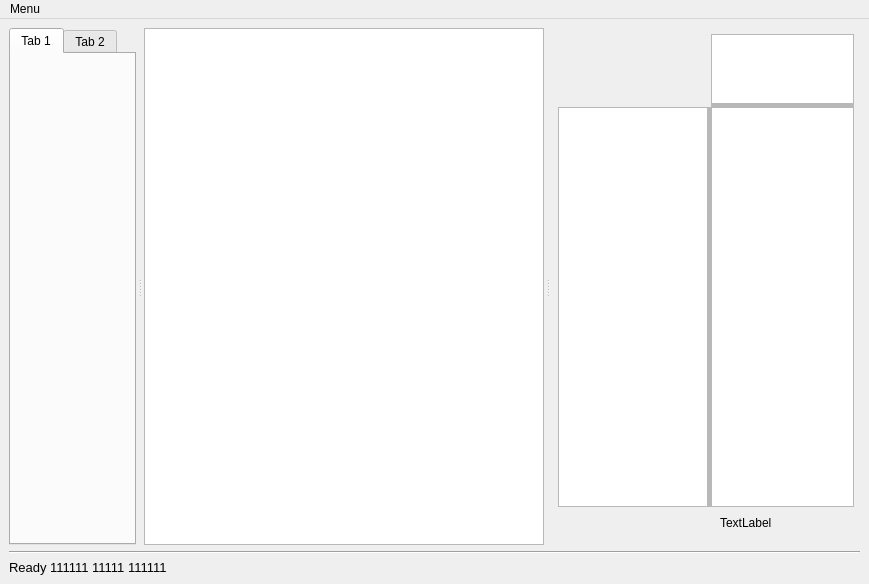
nikich340/W3YmlSceneEditor, file mainwindow.ui: the form before one commit.
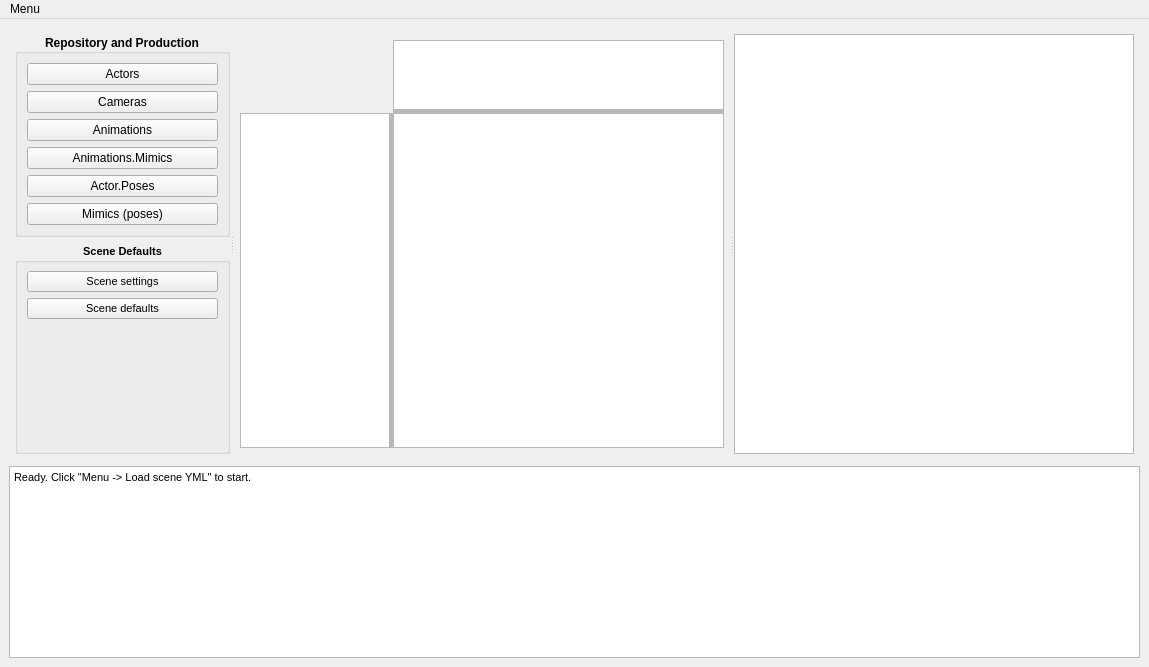
The form after the commit. Custom widgets are drawn as their Qt base class.

What changed in the file:
```diff
--- a/mainwindow.ui
+++ b/mainwindow.ui
@@ -9,8 +9,8 @@
    <rect>
     <x>0</x>
     <y>0</y>
-    <width>869</width>
-    <height>584</height>
+    <width>1149</width>
+    <height>667</height>
    </rect>
   </property>
   <property name="sizePolicy">
@@ -43,74 +43,196 @@
       </property>
       <layout class="QHBoxLayout" name="horizontalLayout">
        <property name="spacing">
-        <number>0</number>
-       </property>
-       <property name="sizeConstraint">
-        <enum>QLayout::SetDefaultConstraint</enum>
+        <number>6</number>
        </property>
        <property name="leftMargin">
-        <number>0</number>
+        <number>6</number>
        </property>
        <property name="topMargin">
-        <number>0</number>
+        <number>6</number>
        </property>
        <property name="rightMargin">
-        <number>0</number>
+        <number>6</number>
        </property>
        <property name="bottomMargin">
-        <number>0</number>
+        <number>6</number>
        </property>
        <item>
         <widget class="QSplitter" name="splitter">
-         <property name="sizePolicy">
-          <sizepolicy hsizetype="Expanding" vsizetype="MinimumExpanding">
-           <horstretch>0</horstretch>
-           <verstretch>0</verstretch>
-          </sizepolicy>
-         </property>
          <property name="orientation">
           <enum>Qt::Horizontal</enum>
          </property>
-         <property name="opaqueResize">
-          <bool>true</bool>
-         </property>
-         <property name="handleWidth">
-          <number>8</number>
-         </property>
-         <property name="childrenCollapsible">
-          <bool>false</bool>
-         </property>
-         <widget class="QTabWidget" name="sceneTab">
-          <property name="sizePolicy">
-           <sizepolicy hsizetype="Preferred" vsizetype="MinimumExpanding">
-            <horstretch>0</horstretch>
-            <verstretch>0</verstretch>
-           </sizepolicy>
-          </property>
-          <widget class="QWidget" name="tab">
-           <attribute name="title">
-            <string>Tab 1</string>
-           </attribute>
-          </widget>
-          <widget class="QWidget" name="tab_2">
-           <attribute name="title">
-            <string>Tab 2</string>
-           </attribute>
-          </widget>
-         </widget>
-         <widget class="SectionsGraphicsView" name="gView">
-          <property name="sizePolicy">
-           <sizepolicy hsizetype="Preferred" vsizetype="MinimumExpanding">
-            <horstretch>0</horstretch>
-            <verstretch>0</verstretch>
-           </sizepolicy>
-          </property>
-          <property name="minimumSize">
-           <size>
-            <width>400</width>
-            <height>0</height>
-           </size>
-          </property>
+         <widget class="QWidget" name="widget_3" native="true">
+          <layout class="QVBoxLayout" name="verticalLayout_3">
+           <item>
+            <widget class="QGroupBox" name="groupBox">
+             <property name="sizePolicy">
+              <sizepolicy hsizetype="Preferred" vsizetype="Preferred">
+               <horstretch>0</horstretch>
+               <verstretch>0</verstretch>
+              </sizepolicy>
+             </property>
+             <property name="font">
+              <font>
+               <weight>75</weight>
+               <bold>true</bold>
+              </font>
+             </property>
+             <property name="title">
+              <string>Repository and Production</string>
+             </property>
+             <property name="alignment">
+              <set>Qt::AlignCenter</set>
+             </property>
+             <layout class="QVBoxLayout" name="verticalLayout_4">
+              <item>
+               <widget class="QPushButton" name="repoActorsButton">
+                <property name="font">
+                 <font>
+                  <weight>50</weight>
+                  <bold>false</bold>
+                 </font>
+                </property>
+                <property name="text">
+                 <string>Actors</string>
+                </property>
+               </widget>
+              </item>
+              <item>
+               <widget class="QPushButton" name="repoCamerasButton">
+                <property name="font">
+                 <font>
+                  <weight>50</weight>
+                  <bold>false</bold>
+                 </font>
+                </property>
+                <property name="text">
+                 <string>Cameras</string>
+                </property>
+               </widget>
+              </item>
+              <item>
+               <widget class="QPushButton" name="repoAnimationsButton">
+                <property name="font">
+                 <font>
+                  <weight>50</weight>
+                  <bold>false</bold>
+                 </font>
+                </property>
+                <property name="text">
+                 <string>Animations</string>
+                </property>
+               </widget>
+              </item>
+              <item>
+               <widget class="QPushButton" name="repoAnimationsMimicsButton">
+                <property name="font">
+                 <font>
+                  <weight>50</weight>
+                  <bold>false</bold>
+                 </font>
+                </property>
+                <property name="text">
+                 <string>Animations.Mimics</string>
+                </property>
+               </widget>
+              </item>
+              <item>
+               <widget class="QPushButton" name="repoPosesButton">
+                <property name="font">
+                 <font>
+                  <weight>50</weight>
+                  <bold>false</bold>
+                 </font>
+                </property>
+                <property name="text">
+                 <string>Actor.Poses</string>
+                </property>
+               </widget>
+              </item>
+              <item>
+               <widget class="QPushButton" name="repoMimicPosesButton">
+                <property name="font">
+                 <font>
+                  <weight>50</weight>
+                  <bold>false</bold>
+                 </font>
+                </property>
+                <property name="text">
+                 <string>Mimics (poses)</string>
+                </property>
+               </widget>
+              </item>
+             </layout>
+            </widget>
+           </item>
+           <item>
+            <widget class="QGroupBox" name="groupBox2">
+             <property name="sizePolicy">
+              <sizepolicy hsizetype="Preferred" vsizetype="Preferred">
+               <horstretch>0</horstretch>
+               <verstretch>0</verstretch>
+              </sizepolicy>
+             </property>
+             <property name="font">
+              <font>
+               <pointsize>8</pointsize>
+               <weight>75</weight>
+               <bold>true</bold>
+              </font>
+             </property>
+             <property name="title">
+              <string>Scene Defaults</string>
+             </property>
+             <property name="alignment">
+              <set>Qt::AlignCenter</set>
+             </property>
+             <layout class="QVBoxLayout" name="verticalLayout_5">
+              <item>
+               <widget class="QPushButton" name="proSettingsButton">
+                <property name="font">
+                 <font>
+                  <pointsize>8</pointsize>
+                  <weight>50</weight>
+                  <bold>false</bold>
+                 </font>
+                </property>
+                <property name="text">
+                 <string>Scene settings</string>
+                </property>
+               </widget>
+              </item>
+              <item>
+               <widget class="QPushButton" name="proDefaultsButton">
+                <property name="font">
+                 <font>
+                  <pointsize>8</pointsize>
+                  <weight>50</weight>
+                  <bold>false</bold>
+                 </font>
+                </property>
+                <property name="text">
+                 <string>Scene defaults</string>
+                </property>
+               </widget>
+              </item>
+              <item>
+               <spacer name="verticalSpacer">
+                <property name="orientation">
+                 <enum>Qt::Vertical</enum>
+                </property>
+                <property name="sizeHint" stdset="0">
+                 <size>
+                  <width>20</width>
+                  <height>40</height>
+                 </size>
+                </property>
+               </spacer>
+              </item>
+             </layout>
+            </widget>
+           </item>
+          </layout>
          </widget>
          <widget class="QWidget" name="shotWidget" native="true">
           <layout class="QGridLayout" name="gridLayout">
@@ -152,25 +274,6 @@
              <property name="verticalScrollBarPolicy">
               <enum>Qt::ScrollBarAlwaysOff</enum>
              </property>
-             <property name="horizontalScrollBarPolicy">
-              <enum>Qt::ScrollBarAlwaysOff</enum>
-             </property>
-             <property name="sizeAdjustPolicy">
-              <enum>QAbstractScrollArea::AdjustIgnored</enum>
-             </property>
-            </widget>
-           </item>
-           <item row="3" column="2">
-            <widget class="QWidget" name="widget_2" native="true">
-             <layout class="QVBoxLayout" name="verticalLayout_2">
-              <item>
-               <widget class="QLabel" name="label">
-                <property name="text">
-                 <string>TextLabel</string>
-                </property>
-               </widget>
-              </item>
-             </layout>
             </widget>
            </item>
            <item row="0" column="2">
@@ -248,66 +351,59 @@
            </item>
           </layout>
          </widget>
+         <widget class="SectionsGraphicsView" name="gView">
+          <property name="sizePolicy">
+           <sizepolicy hsizetype="Preferred" vsizetype="MinimumExpanding">
+            <horstretch>0</horstretch>
+            <verstretch>0</verstretch>
+           </sizepolicy>
+          </property>
+          <property name="minimumSize">
+           <size>
+            <width>400</width>
+            <height>0</height>
+           </size>
+          </property>
+         </widget>
         </widget>
        </item>
       </layout>
      </widget>
     </item>
     <item>
-     <widget class="Line" name="line_3">
-      <property name="orientation">
-       <enum>Qt::Horizontal</enum>
-      </property>
-     </widget>
-    </item>
-    <item>
-     <widget class="QLabel" name="infoLabel">
+     <widget class="QTextEdit" name="infoField">
       <property name="sizePolicy">
-       <sizepolicy hsizetype="MinimumExpanding" vsizetype="Maximum">
+       <sizepolicy hsizetype="Expanding" vsizetype="Maximum">
         <horstretch>0</horstretch>
         <verstretch>0</verstretch>
        </sizepolicy>
       </property>
-      <property name="minimumSize">
-       <size>
-        <width>100</width>
-        <height>0</height>
-       </size>
-      </property>
-      <property name="font">
-       <font>
-        <pointsize>10</pointsize>
-        <weight>50</weight>
-        <italic>false</italic>
-        <bold>false</bold>
-        <kerning>true</kerning>
-       </font>
-      </property>
-      <property name="text">
-       <string>Ready 111111 11111 111111</string>
-      </property>
-      <property name="textFormat">
-       <enum>Qt::AutoText</enum>
-      </property>
-      <property name="scaledContents">
+      <property name="undoRedoEnabled">
        <bool>false</bool>
       </property>
-      <property name="alignment">
-       <set>Qt::AlignLeading|Qt::AlignLeft|Qt::AlignTop</set>
-      </property>
-      <property name="wordWrap">
+      <property name="readOnly">
        <bool>true</bool>
       </property>
+      <property name="html">
+       <string>&lt;!DOCTYPE HTML PUBLIC &quot;-//W3C//DTD HTML 4.0//EN&quot; &quot;http://www.w3.org/TR/REC-html40/strict.dtd&quot;&gt;
+&lt;html&gt;&lt;head&gt;&lt;meta name=&quot;qrichtext&quot; content=&quot;1&quot; /&gt;&lt;style type=&quot;text/css&quot;&gt;
+p, li { white-space: pre-wrap; }
+&lt;/style&gt;&lt;/head&gt;&lt;body style=&quot; font-family:'MS Shell Dlg 2'; font-size:8.0597pt; font-weight:400; font-style:normal;&quot;&gt;
+&lt;p style=&quot; margin-top:0px; margin-bottom:0px; margin-left:0px; margin-right:0px; -qt-block-indent:0; text-indent:0px;&quot;&gt;&lt;span style=&quot; font-family:'MS Shell Dlg 2'; font-size:8.0597pt;&quot;&gt;Ready. Click &amp;quot;Menu -&amp;gt; Load scene YML&amp;quot; to start.&lt;/span&gt;&lt;/p&gt;&lt;/body&gt;&lt;/html&gt;</string>
+      </property>
      </widget>
     </item>
    </layout>
   </widget>
   <widget class="QMenuBar" name="menubar">
+   <property name="enabled">
+    <bool>true</bool>
+   </property>
    <property name="geometry">
     <rect>
      <x>0</x>
      <y>0</y>
-     <width>869</width>
+     <width>1149</width>
      <height>29</height>
     </rect>
    </property>
```
Left out of the diff: 114 changed lines with no effect on the pictures.
